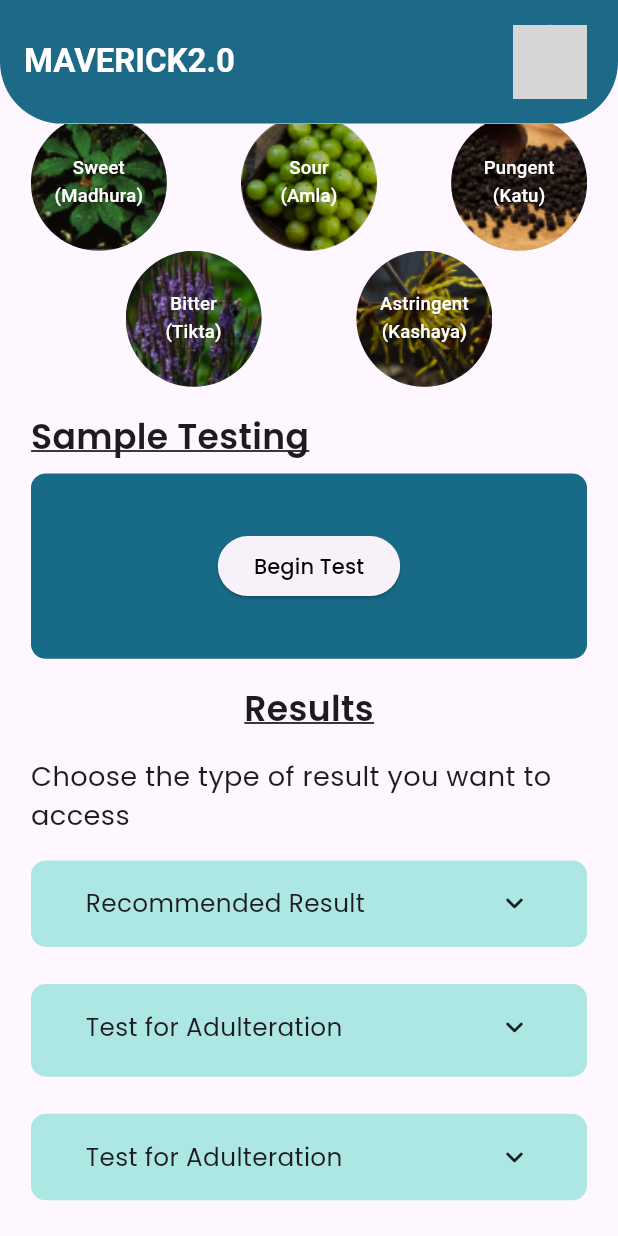
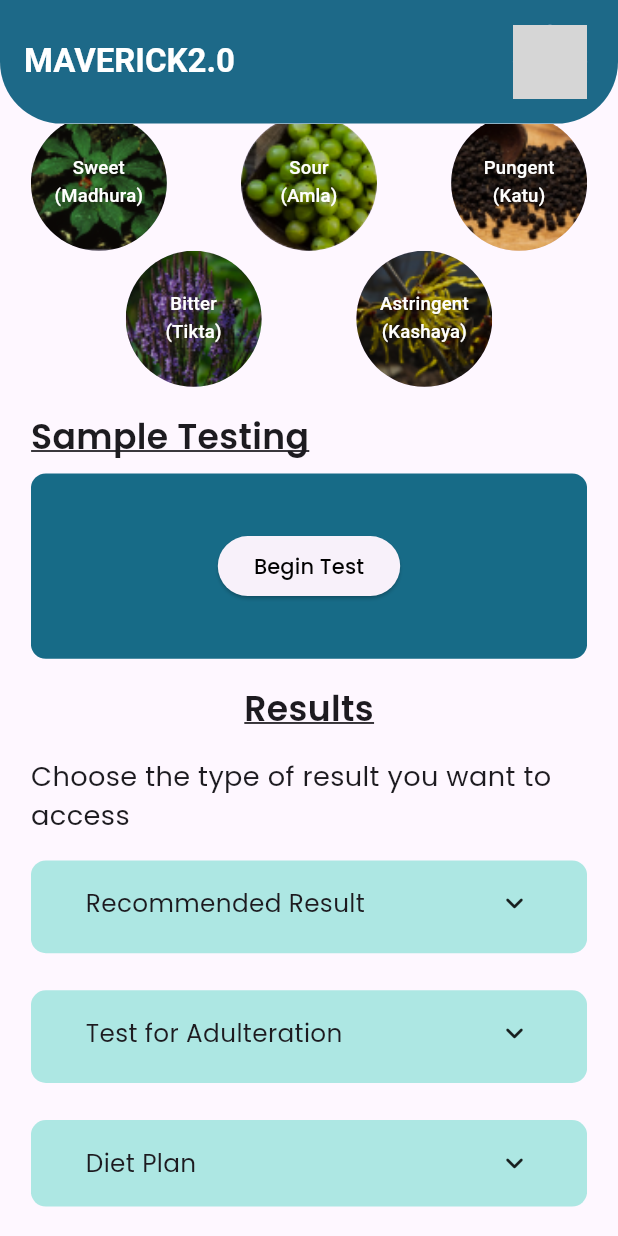
Before and after one commit to Nitish347/maverick, a Flutter app: the screen it shows after launch, scrolled down 407 dp, on a phone screen of 412 x 824 dp. Run offline on Flutter 3.47's test engine with Material 2 defaults, Android fonts, the phone set to English and light mode, and no system bars; our stand-ins replace font_awesome_flutter, get, google_fonts, loading_animation_widget; network calls fail; Roboto replaces fonts that are missing (Merienda, cursive); grey boxes are pictures that could not be loaded.

Commit message:
Second Commit

```diff
--- a/lib/Screens/Home.dart
+++ b/lib/Screens/Home.dart
@@ -16,7 +16,12 @@ class HomeScreen extends StatefulWidget {
 class _HomeScreenState extends State<HomeScreen> {
   bool _testEnd = false;
   bool _loading = false;
+  bool expand1 = false;
+  bool expand2 = false;
+  bool expand3 = false;
   bool expand = false;
+  bool show1 = false;
+  bool show2 = false;
   bool check = false;
   @override
   Widget build(BuildContext context) {
@@ -194,24 +199,32 @@ class _HomeScreenState extends State<HomeScreen> {
                 height: height * 0.02,
               ),
               InkWell(
-                onTap: () {
+                onTap: () async {
                   setState(() {
-                    expand = !expand;
+                    expand1 = !expand1;
+                  });
+                  if (!show1) {
+                    await Future.delayed(Duration(milliseconds: 500));
+                  }
+                  setState(() {
+                    show1 = !show1;
                   });
                 },
                 child: AnimatedContainer(
-                  height: expand ? height * 0.2 : height * 0.07,
+                  height: expand1 ? height * 0.35 : height * 0.075,
                   width: width,
                   duration: Duration(milliseconds: 700),
                   decoration: BoxDecoration(
-                      color: !expand ? Color(0xffADE7E3) : Color(0xff8FD7D3),
+                      color: !expand1 ? Color(0xffADE7E3) : Color(0xff8FD7D3),
                       borderRadius: BorderRadius.circular(10)),
                   curve: Curves.fastOutSlowIn,
                   alignment: Alignment.topCenter,
                   padding: EdgeInsets.symmetric(horizontal: 20),
                   child: Padding(
                     padding: EdgeInsets.all(height * 0.02),
-                    child: Row(
+                    child: Column(
+                      children: [
+                        Row(
                           mainAxisAlignment: MainAxisAlignment.spaceBetween,
                           crossAxisAlignment: CrossAxisAlignment.start,
                           children: [
@@ -222,7 +235,74 @@ class _HomeScreenState extends State<HomeScreen> {
                                 fontSize: height * 0.02,
                               ),
                             ),
-                        Icon(expand ? Icons.keyboard_arrow_up : Icons.keyboard_arrow_down_rounded),
+                            Icon(expand1
+                                ? Icons.keyboard_arrow_up
+                                : Icons.keyboard_arrow_down_rounded),
+                          ],
+                        ),
+                        Visibility(
+                          visible: show1,
+                          child: Container(
+                            width: width,
+                            alignment: Alignment.centerLeft,
+                            child: Column(
+                              mainAxisAlignment: MainAxisAlignment.spaceEvenly,
+                              crossAxisAlignment: CrossAxisAlignment.start,
+                              children: [
+                                SizedBox(
+                                  height: height * 0.005,
+                                ),
+                                Container(
+                                  width: width,
+                                  decoration: BoxDecoration(
+                                      color: Color(0xffFFFFFF),
+                                      borderRadius: BorderRadius.circular(10)),
+                                  child: Padding(
+                                    padding: const EdgeInsets.all(8.0),
+                                    child: Text(
+                                      "Medicinal properties based on sourness are -",
+                                      style: GoogleFonts.poppins(
+                                          fontSize: height * 0.018, color: Colors.black),
+                                    ),
+                                  ),
+                                ),
+                                SizedBox(
+                                  height: height * 0.005,
+                                ),
+                                Text(
+                                  "Anti-oxidant , improve heart health, digestive health, lower oxidative stress.",
+                                  style: GoogleFonts.poppins(
+                                      fontSize: height * 0.018, color: Colors.black),
+                                ),
+                                SizedBox(
+                                  height: height * 0.005,
+                                ),
+                                Container(
+                                  width: width,
+                                  decoration: BoxDecoration(
+                                      color: Color(0xffFFFFFF),
+                                      borderRadius: BorderRadius.circular(10)),
+                                  child: Padding(
+                                    padding: const EdgeInsets.all(8.0),
+                                    child: Text(
+                                      "Medicinal properties based on bitterness are -",
+                                      style: GoogleFonts.poppins(
+                                          fontSize: height * 0.018, color: Colors.black),
+                                    ),
+                                  ),
+                                ),
+                                SizedBox(
+                                  height: height * 0.005,
+                                ),
+                                Text(
+                                  "Anti-inflammatory, Anti-oxidant, helps with digestive problem, anti-microbial, kidney health, balance blood sugar level.",
+                                  style: GoogleFonts.poppins(
+                                      fontSize: height * 0.018, color: Colors.black),
+                                ),
+                              ],
+                            ),
+                          ),
+                        )
                       ],
                     ),
                   ),
@@ -232,21 +312,27 @@ class _HomeScreenState extends State<HomeScreen> {
                 height: height * 0.03,
               ),
               InkWell(
-                onTap: () {
+                onTap: () async {
                   setState(() {
-                    expand = !expand;
+                    expand2 = !expand2;
+                  });
+                  if (!show2) {
+                    await Future.delayed(Duration(milliseconds: 500));
+                  }
+                  setState(() {
+                    show2 = !show2;
                   });
                 },
                 child: AnimatedContainer(
-                  height: expand && !check
+                  height: expand2 && !expand
                       ? height * 0.2
-                      : check
+                      : expand
                           ? height * 0.45
                           : height * 0.075,
                   width: width,
                   duration: Duration(milliseconds: 700),
                   decoration: BoxDecoration(
-                      color: !expand ? Color(0xffADE7E3) : Color(0xff8FD7D3),
+                      color: !expand2 ? Color(0xffADE7E3) : Color(0xff8FD7D3),
                       borderRadius: BorderRadius.circular(10)),
                   curve: Curves.fastOutSlowIn,
                   alignment: Alignment.topCenter,
@@ -266,13 +352,13 @@ class _HomeScreenState extends State<HomeScreen> {
                                 fontSize: height * 0.02,
                               ),
                             ),
-                            Icon(expand
+                            Icon(expand2
                                 ? Icons.keyboard_arrow_up
                                 : Icons.keyboard_arrow_down_rounded),
                           ],
                         ),
                         Visibility(
-                          visible: expand,
+                          visible: show2,
                           child: Expanded(
                             child: TextFormField(
                               onChanged: (val) {
@@ -313,9 +399,13 @@ class _HomeScreenState extends State<HomeScreen> {
                           ),
                         ),
                         Visibility(
-                          visible: expand,
+                          visible: show2,
                           child: ElevatedButton(
                             onPressed: () async {
+                              setState(() {
+                                expand = !expand;
+                              });
+                              if (!check) await Future.delayed(Duration(milliseconds: 500));
                               setState(() {
                                 check = !check;
                               });
@@ -416,15 +506,15 @@ class _HomeScreenState extends State<HomeScreen> {
               InkWell(
                 onTap: () {
                   setState(() {
-                    expand = !expand;
+                    expand3 = !expand3;
                   });
                 },
                 child: AnimatedContainer(
-                  height: expand ? height * 0.2 : height * 0.07,
+                  height: expand3 ? height * 0.2 : height * 0.07,
                   width: width,
                   duration: Duration(milliseconds: 700),
                   decoration: BoxDecoration(
-                      color: !expand ? Color(0xffADE7E3) : Color(0xff8FD7D3),
+                      color: !expand3 ? Color(0xffADE7E3) : Color(0xff8FD7D3),
                       borderRadius: BorderRadius.circular(10)),
                   curve: Curves.fastOutSlowIn,
                   alignment: Alignment.topCenter,
@@ -436,13 +526,13 @@ class _HomeScreenState extends State<HomeScreen> {
                       crossAxisAlignment: CrossAxisAlignment.start,
                       children: [
                         Text(
-                          "Test for Adulteration",
+                          "Diet Plan",
                           style: GoogleFonts.poppins(
                             fontWeight: FontWeight.w400,
                             fontSize: height * 0.02,
                           ),
                         ),
-                        Icon(expand ? Icons.keyboard_arrow_up : Icons.keyboard_arrow_down_rounded),
+                        Icon(expand3 ? Icons.keyboard_arrow_up : Icons.keyboard_arrow_down_rounded),
                       ],
                     ),
                   ),
```
Lines whose indentation alone changed are shown as unchanged.
